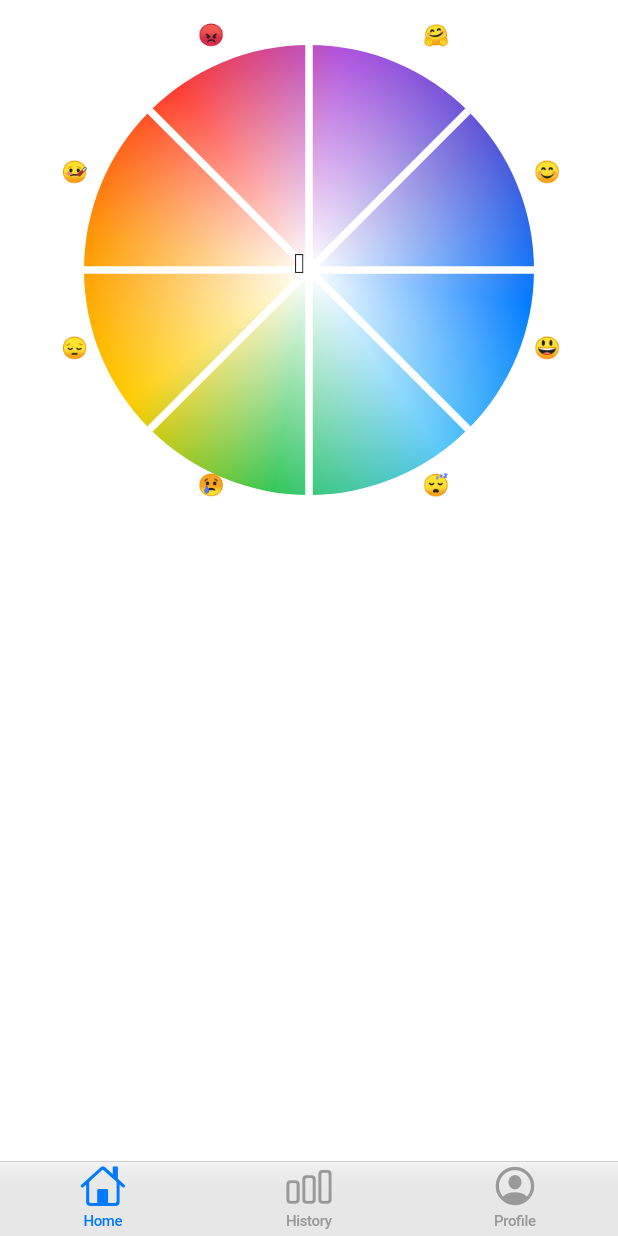
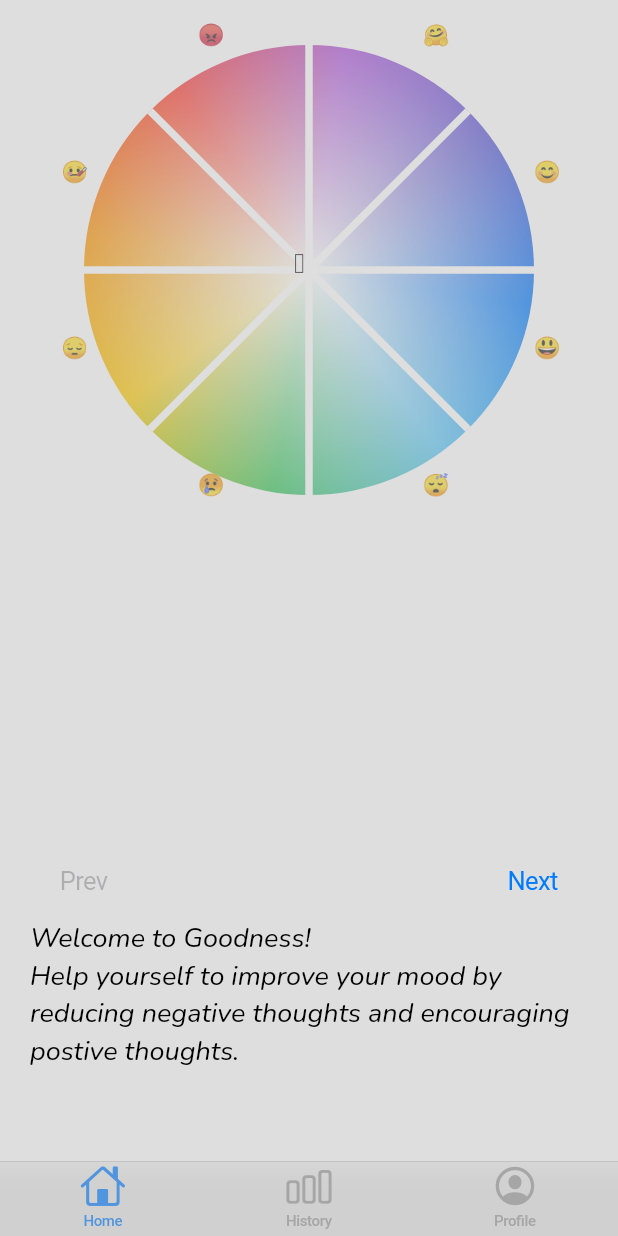
Before and after one commit to omparaday/goodness, a Flutter app: the screen it shows after launch, on a phone screen of 412 x 824 dp. Run offline on Flutter 3.47's test engine with Material 2 defaults, Android fonts, the phone set to English and light mode, and no system bars; our stand-ins replace google_fonts, shared_preferences, sprintf; missing offline and left inert: shared_preferences_web.

Commit message:
OOBE welcome flow completed

```diff
--- a/lib/l10n/Localizations.dart
+++ b/lib/l10n/Localizations.dart
@@ -72,7 +72,13 @@ class L10n {
       'maritalStatusMarried': 'Marital Status: Married',
       'dateOfBirthDisplay': 'Date of Birth: %s',
       'genderDisplay': 'Gender: %s',
-      'didNotWrite': 'Did not write about mood.'
+      'didNotWrite': 'Did not write about mood.',
+      'close': 'Close',
+      'getStarted': 'Get started.\nWishing you good time ahead!',
+      'profileWelcome': 'Update your profile to get personalized experience everyday that is specially prepared for you.',
+      'historyWelcome': 'Check your past mood state and see your happiness progress everyday. Keep yourself motivated.',
+      'homeWelcome': 'Select your mood every day in the home page and go through the flow which motivates you for the day.',
+      'welcome': 'Welcome to Goodness!\nHelp yourself to improve your mood by reducing negative thoughts and encouraging postive thoughts.'
     },
     'ta': {
       'home': 'முகப்பு',
@@ -133,7 +139,13 @@ class L10n {
       'maritalStatusMarried': 'திருமண நிலை: திருமணமானவர்',
       'dateOfBirthDisplay': 'பிறந்த நாள்: %s',
       'genderDisplay': 'பாலினம்: %s',
-      'didNotWrite': 'ஏன் அப்படி உணர்கிறீர்கள் என்பதைப் பற்றி எழுதவில்லை.'
+      'didNotWrite': 'ஏன் அப்படி உணர்கிறீர்கள் என்பதைப் பற்றி எழுதவில்லை.',
+      'close': 'மூடு',
+      'getStarted': 'தொடங்கலாம்.\nஉங்கள் நாட்கள் இனிதாக அமைய வாழ்த்துக்கள்!',
+      'profileWelcome': 'உங்களுக்காக பிரத்யேகமாகத் தயாரிக்கப்பட்ட தனிப்பட்ட அனுபவத்தைப் பெற உங்கள் சுயவிவரத்தைப் புதுப்பிக்கவும்.',
+      'historyWelcome': 'உங்கள் கடந்தகால மனநிலையை சரிபார்த்து, உங்கள் மகிழ்ச்சியின் முன்னேற்றத்தை தினமும் பாருங்கள். உங்களை ஊக்கப் படுத்திக் கொள்ளுங்கள்.',
+      'homeWelcome': 'முகப்புப் பக்கத்தில் ஒவ்வொரு நாளும் உங்கள் மனநிலையைத் தேர்ந்தெடுத்து, அந்த நாளுக்கு புத்துணர்ச்சி அளிக்கும் பாதையில் செல்லுங்கள்.',
+      'welcome': 'Goodnessக்கு வரவேற்கிறோம்!\nஎதிர்மறை எண்ணங்களைக் குறைத்து, நல்ல எண்ணங்களை ஊக்குவித்து உங்கள் மனநிலையை மேம்படுத்திக்கொள்ள உதவுங்கள்.'
     },
   };
 
--- a/lib/main.dart
+++ b/lib/main.dart
@@ -1,10 +1,10 @@
 import 'package:flutter/cupertino.dart';
-import 'package:flutter/material.dart';
 import 'package:goodness/home.dart';
 import 'package:goodness/l10n/Localizations.dart';
 import 'package:goodness/profile.dart';
 import 'package:flutter_localizations/flutter_localizations.dart';
 import 'package:google_fonts/google_fonts.dart';
+import 'package:shared_preferences/shared_preferences.dart';
 
 import 'history.dart';
 
@@ -20,7 +20,6 @@ void main() {
         ),
       ))),
       localizationsDelegates: const [
-        // Add this line
         L10nDelegate(),
         GlobalCupertinoLocalizations.delegate,
         GlobalMaterialLocalizations.delegate,
@@ -40,17 +39,21 @@ class Main extends StatefulWidget {
 
 class _MainState extends State<Main> {
   late int _currentIndex;
+  bool _showWelcome = false;
+  int _welcomeIndex = 1;
 
   @override
   void initState() {
     _currentIndex = 0;
     print('main initstate');
+    checkAndShowWelcomeScreen();
     super.initState();
   }
 
   @override
   Widget build(BuildContext context) {
-    return CupertinoTabScaffold(
+    return Stack(children: <Widget>[
+      CupertinoTabScaffold(
           tabBar: CupertinoTabBar(
             backgroundColor: CupertinoDynamicColor.withBrightness(
               color: Color.fromARGB(0, 0, 0, 0),
@@ -88,7 +91,6 @@ class _MainState extends State<Main> {
                       ),
                     ))),
                     localizationsDelegates: const [
-                    // Add this line
                       L10nDelegate(),
                       GlobalCupertinoLocalizations.delegate,
                       GlobalMaterialLocalizations.delegate,
@@ -113,7 +115,89 @@ class _MainState extends State<Main> {
                 );
               },
             );
-        });
+          }),
+      _showWelcome
+          ? SizedBox.expand(
+              child: CupertinoApp(
+                  theme: CupertinoThemeData(
+                      textTheme: CupertinoTextThemeData(
+                          textStyle: TextStyle(
+                    fontFamily: GoogleFonts.nunito().fontFamily,
+                    color: CupertinoDynamicColor.withBrightness(
+                      color: CupertinoColors.black,
+                      darkColor: CupertinoColors.white,
+                    ),
+                  ))),
+                  home: Container(
+                      padding: const EdgeInsets.only(
+                          top: 500, left: 20.0, bottom: 80.0, right: 20.0),
+                      decoration: BoxDecoration(
+                          color: Color.fromARGB(100, 207, 207, 207)),
+                      child: Column(
+                          mainAxisAlignment: MainAxisAlignment.spaceEvenly,
+                          children: <Widget>[
+                            Container(),
+                            Column(children: <Widget>[
+                              Row(children: <Widget>[
+                                CupertinoButton(
+                                    child:
+                                        Text(L10n.of(context).resource('prev')),
+                                    onPressed: _welcomeIndex == 1
+                                        ? null
+                                        : previousWelcomeScreen),
+                                Spacer(),
+                                CupertinoButton(
+                                    child: Text(_welcomeIndex == 5
+                                        ? L10n.of(context).resource('close')
+                                        : L10n.of(context).resource('next')),
+                                    onPressed: nextWelcomeScreen)
+                              ]),
+                              getWelcomeText(),
+                              (_welcomeIndex <= 4 && _welcomeIndex >= 2)
+                                  ? Container(
+                                      padding: const EdgeInsets.only(
+                                          left: 30.0, right: 30.0),
+                                      child: getArrowWidget())
+                                  : SizedBox.shrink()
+                            ])
+                          ]))))
+          : SizedBox.shrink()
+    ]);
+  }
+
+  Widget getArrowWidget() {
+    switch (_welcomeIndex) {
+      case 2:
+        return Row(
+            children: <Widget>[Icon(CupertinoIcons.arrow_down), Spacer()]);
+      case 3:
+        return Row(children: <Widget>[
+          Spacer(),
+          Icon(CupertinoIcons.arrow_down),
+          Spacer()
+        ]);
+    }
+    return Row(children: <Widget>[Spacer(), Icon(CupertinoIcons.arrow_down)]);
+  }
+
+  Text getWelcomeText() {
+    var textStyle = TextStyle(fontSize: 18, fontStyle: FontStyle.italic);
+    switch (_welcomeIndex) {
+      case 1:
+        return Text(
+          L10n.of(context).resource('welcome'),
+          style: textStyle,
+        );
+      case 2:
+        return Text(L10n.of(context).resource('homeWelcome'), style: textStyle);
+      case 3:
+        return Text(L10n.of(context).resource('historyWelcome'),
+            style: textStyle);
+      case 4:
+        return Text(L10n.of(context).resource('profileWelcome'),
+            style: textStyle);
+    }
+    return Text(L10n.of(context).resource('getStarted'), style: textStyle);
   }
 
   void onTabTapped(int index) {
@@ -121,4 +205,36 @@ class _MainState extends State<Main> {
       _currentIndex = index;
     });
   }
+
+  void nextWelcomeScreen() {
+    if (_welcomeIndex == 5) {
+      finishWelcome();
+    } else {
+      setState(() {
+        _welcomeIndex++;
+      });
     }
+    print(_welcomeIndex);
+  }
+
+  void previousWelcomeScreen() {
+    setState(() {
+      _welcomeIndex--;
+    });
+  }
+
+  Future<void> checkAndShowWelcomeScreen() async {
+    final prefs = await SharedPreferences.getInstance();
+    setState(() {
+      _showWelcome = prefs.getBool('SHOW_WELCOME') ?? true;
+    });
+  }
+
+  Future<void> finishWelcome() async {
+    final prefs = await SharedPreferences.getInstance();
+    setState(() {
+      prefs.setBool('SHOW_WELCOME', false);
+      _showWelcome = false;
+    });
+  }
+}
```
Lines whose indentation alone changed are shown as unchanged.
